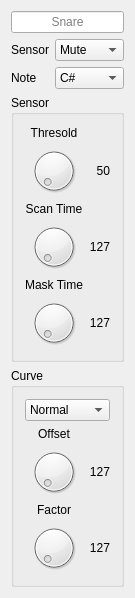
First picture: the form in drumduino/channel.ui, repository Zoadian/drumduino_old, before the edit.
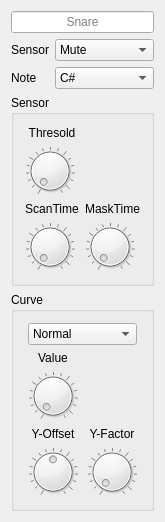
Second picture: the form after the edit.

Commit message: improved ui; nice litte dial controls :) calc curve with offset und factor;

```diff
--- a/drumduino/channel.ui
+++ b/drumduino/channel.ui
@@ -6,8 +6,8 @@
    <rect>
     <x>0</x>
     <y>0</y>
-    <width>112</width>
-    <height>559</height>
+    <width>144</width>
+    <height>492</height>
    </rect>
   </property>
   <property name="windowTitle">
@@ -80,57 +80,53 @@
       <string>Sensor</string>
      </property>
      <layout class="QGridLayout" name="gridLayout_3">
-      <item row="5" column="0">
-       <widget class="QDial" name="dialMaskTime">
-        <property name="maximum">
-         <number>127</number>
-        </property>
-       </widget>
-      </item>
       <item row="1" column="0">
        <widget class="QDial" name="dialThresold">
+        <property name="sizePolicy">
+         <sizepolicy hsizetype="Preferred" vsizetype="Preferred">
+          <horstretch>0</horstretch>
+          <verstretch>0</verstretch>
+         </sizepolicy>
+        </property>
+        <property name="maximumSize">
+         <size>
+          <width>50</width>
+          <height>50</height>
+         </size>
+        </property>
         <property name="maximum">
          <number>127</number>
         </property>
+        <property name="notchTarget">
+         <double>8.000000000000000</double>
+        </property>
+        <property name="notchesVisible">
+         <bool>true</bool>
+        </property>
        </widget>
       </item>
       <item row="3" column="0">
        <widget class="QDial" name="dialScanTime">
+        <property name="sizePolicy">
+         <sizepolicy hsizetype="Preferred" vsizetype="Preferred">
+          <horstretch>0</horstretch>
+          <verstretch>0</verstretch>
+         </sizepolicy>
+        </property>
+        <property name="maximumSize">
+         <size>
+          <width>50</width>
+          <height>50</height>
+         </size>
+        </property>
         <property name="maximum">
          <number>127</number>
         </property>
-       </widget>
-      </item>
-      <item row="1" column="1">
-       <widget class="QLabel" name="labelThresold">
-        <property name="text">
-         <string>50</string>
+        <property name="notchTarget">
+         <double>8.000000000000000</double>
         </property>
-        <property name="scaledContents">
-         <bool>false</bool>
-        </property>
-        <property name="alignment">
-         <set>Qt::AlignRight|Qt::AlignTrailing|Qt::AlignVCenter</set>
-        </property>
-       </widget>
-      </item>
-      <item row="5" column="1">
-       <widget class="QLabel" name="labelMaskTime">
-        <property name="text">
-         <string>127</string>
-        </property>
-        <property name="alignment">
-         <set>Qt::AlignRight|Qt::AlignTrailing|Qt::AlignVCenter</set>
-        </property>
-       </widget>
-      </item>
-      <item row="3" column="1">
-       <widget class="QLabel" name="labelScanTime">
-        <property name="text">
-         <string>127</string>
-        </property>
-        <property name="alignment">
-         <set>Qt::AlignRight|Qt::AlignTrailing|Qt::AlignVCenter</set>
+        <property name="notchesVisible">
+         <bool>true</bool>
         </property>
        </widget>
       </item>
@@ -147,17 +143,42 @@
       <item row="2" column="0">
        <widget class="QLabel" name="label_8">
         <property name="text">
-         <string>Scan Time</string>
+         <string>ScanTime</string>
         </property>
         <property name="alignment">
          <set>Qt::AlignCenter</set>
         </property>
        </widget>
       </item>
-      <item row="4" column="0">
+      <item row="3" column="1">
+       <widget class="QDial" name="dialMaskTime">
+        <property name="sizePolicy">
+         <sizepolicy hsizetype="Preferred" vsizetype="Preferred">
+          <horstretch>0</horstretch>
+          <verstretch>0</verstretch>
+         </sizepolicy>
+        </property>
+        <property name="maximumSize">
+         <size>
+          <width>50</width>
+          <height>50</height>
+         </size>
+        </property>
+        <property name="maximum">
+         <number>127</number>
+        </property>
+        <property name="notchTarget">
+         <double>8.000000000000000</double>
+        </property>
+        <property name="notchesVisible">
+         <bool>true</bool>
+        </property>
+       </widget>
+      </item>
+      <item row="2" column="1">
        <widget class="QLabel" name="label_11">
         <property name="text">
-         <string>Mask Time</string>
+         <string>MaskTime</string>
         </property>
         <property name="alignment">
          <set>Qt::AlignCenter</set>
@@ -169,11 +190,8 @@
      <zorder>dialThresold</zorder>
      <zorder>label_8</zorder>
      <zorder>dialScanTime</zorder>
-     <zorder>label_11</zorder>
      <zorder>dialMaskTime</zorder>
-     <zorder>labelThresold</zorder>
-     <zorder>labelMaskTime</zorder>
-     <zorder>labelScanTime</zorder>
+     <zorder>label_11</zorder>
     </widget>
    </item>
    <item>
@@ -182,13 +200,56 @@
       <string>Curve</string>
      </property>
      <layout class="QGridLayout" name="gridLayout_2">
-      <item row="3" column="0">
-       <widget class="QLabel" name="label_2">
-        <property name="text">
-         <string>Factor</string>
+      <item row="2" column="0">
+       <widget class="QDial" name="dialValue">
+        <property name="sizePolicy">
+         <sizepolicy hsizetype="Preferred" vsizetype="Preferred">
+          <horstretch>0</horstretch>
+          <verstretch>0</verstretch>
+         </sizepolicy>
         </property>
-        <property name="alignment">
-         <set>Qt::AlignCenter</set>
+        <property name="maximumSize">
+         <size>
+          <width>50</width>
+          <height>50</height>
+         </size>
+        </property>
+        <property name="maximum">
+         <number>127</number>
+        </property>
+        <property name="notchTarget">
+         <double>8.000000000000000</double>
+        </property>
+        <property name="notchesVisible">
+         <bool>true</bool>
+        </property>
+       </widget>
+      </item>
+      <item row="5" column="0">
+       <widget class="QDial" name="dialOffset">
+        <property name="sizePolicy">
+         <sizepolicy hsizetype="Preferred" vsizetype="Preferred">
+          <horstretch>0</horstretch>
+          <verstretch>0</verstretch>
+         </sizepolicy>
+        </property>
+        <property name="maximumSize">
+         <size>
+          <width>50</width>
+          <height>50</height>
+         </size>
+        </property>
+        <property name="minimum">
+         <number>-127</number>
+        </property>
+        <property name="maximum">
+         <number>127</number>
+        </property>
+        <property name="notchTarget">
+         <double>16.000000000000000</double>
+        </property>
+        <property name="notchesVisible">
+         <bool>true</bool>
         </property>
        </widget>
       </item>
@@ -221,50 +282,40 @@
         </item>
        </widget>
       </item>
-      <item row="2" column="1">
-       <widget class="QLabel" name="labelOffset">
-        <property name="text">
-         <string>127</string>
-        </property>
-        <property name="alignment">
-         <set>Qt::AlignRight|Qt::AlignTrailing|Qt::AlignVCenter</set>
-        </property>
-       </widget>
-      </item>
-      <item row="4" column="1">
-       <widget class="QLabel" name="labelFactor">
-        <property name="text">
-         <string>127</string>
-        </property>
-        <property name="alignment">
-         <set>Qt::AlignRight|Qt::AlignTrailing|Qt::AlignVCenter</set>
-        </property>
-       </widget>
-      </item>
-      <item row="2" column="0">
-       <widget class="QDial" name="dialOffset">
-        <property name="sizePolicy">
-         <sizepolicy hsizetype="Preferred" vsizetype="Preferred">
-          <horstretch>0</horstretch>
-          <verstretch>0</verstretch>
-         </sizepolicy>
-        </property>
-        <property name="maximum">
-         <number>127</number>
-        </property>
-       </widget>
-      </item>
       <item row="1" column="0">
+       <widget class="QLabel" name="label_3">
+        <property name="text">
+         <string>Value</string>
+        </property>
+        <property name="alignment">
+         <set>Qt::AlignCenter</set>
+        </property>
+       </widget>
+      </item>
+      <item row="8" column="0" colspan="2">
+       <layout class="QVBoxLayout" name="layoutCurvePlot"/>
+      </item>
+      <item row="4" column="0">
        <widget class="QLabel" name="label">
         <property name="text">
-         <string>Offset</string>
+         <string>Y-Offset</string>
         </property>
         <property name="alignment">
          <set>Qt::AlignCenter</set>
         </property>
        </widget>
       </item>
-      <item row="4" column="0">
+      <item row="4" column="1">
+       <widget class="QLabel" name="label_2">
+        <property name="text">
+         <string>Y-Factor</string>
+        </property>
+        <property name="alignment">
+         <set>Qt::AlignCenter</set>
+        </property>
+       </widget>
+      </item>
+      <item row="5" column="1">
        <widget class="QDial" name="dialFactor">
         <property name="sizePolicy">
          <sizepolicy hsizetype="Preferred" vsizetype="Preferred">
@@ -272,23 +323,34 @@
           <verstretch>0</verstretch>
          </sizepolicy>
         </property>
+        <property name="maximumSize">
+         <size>
+          <width>50</width>
+          <height>50</height>
+         </size>
+        </property>
+        <property name="minimum">
+         <number>0</number>
+        </property>
         <property name="maximum">
          <number>127</number>
         </property>
+        <property name="notchTarget">
+         <double>8.000000000000000</double>
+        </property>
+        <property name="notchesVisible">
+         <bool>true</bool>
+        </property>
        </widget>
       </item>
-      <item row="5" column="0" colspan="2">
-       <layout class="QVBoxLayout" name="layoutCurvePlot"/>
-      </item>
      </layout>
      <zorder>cbCurveType</zorder>
      <zorder>dialOffset</zorder>
+     <zorder>label_3</zorder>
+     <zorder>dialValue</zorder>
      <zorder>label</zorder>
-     <zorder>labelOffset</zorder>
-     <zorder>dialFactor</zorder>
      <zorder>label_2</zorder>
-     <zorder>labelFactor</zorder>
-     <zorder>verticalLayoutWidget</zorder>
+     <zorder>dialFactor</zorder>
     </widget>
    </item>
   </layout>
```
The commit also changes 7 other files.
